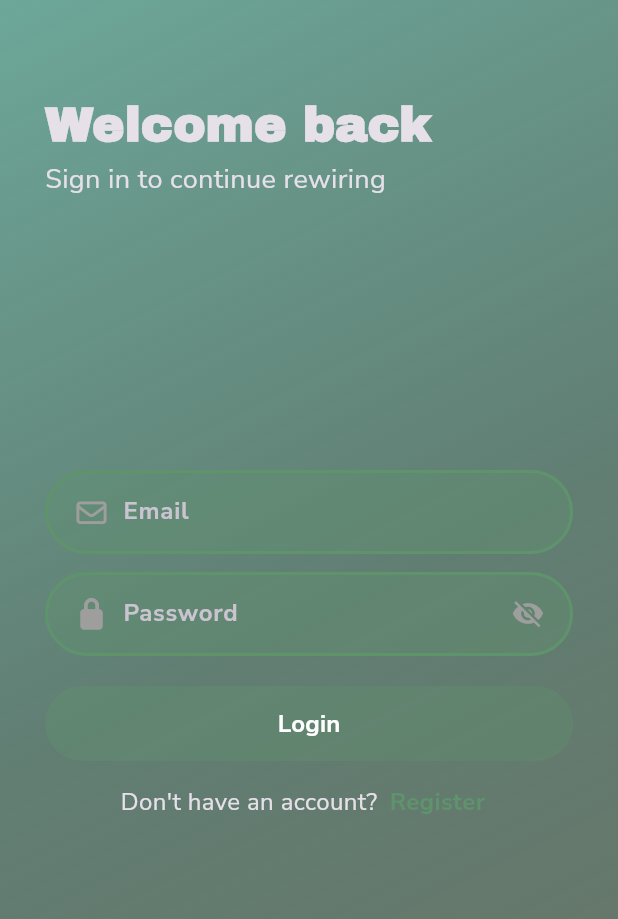
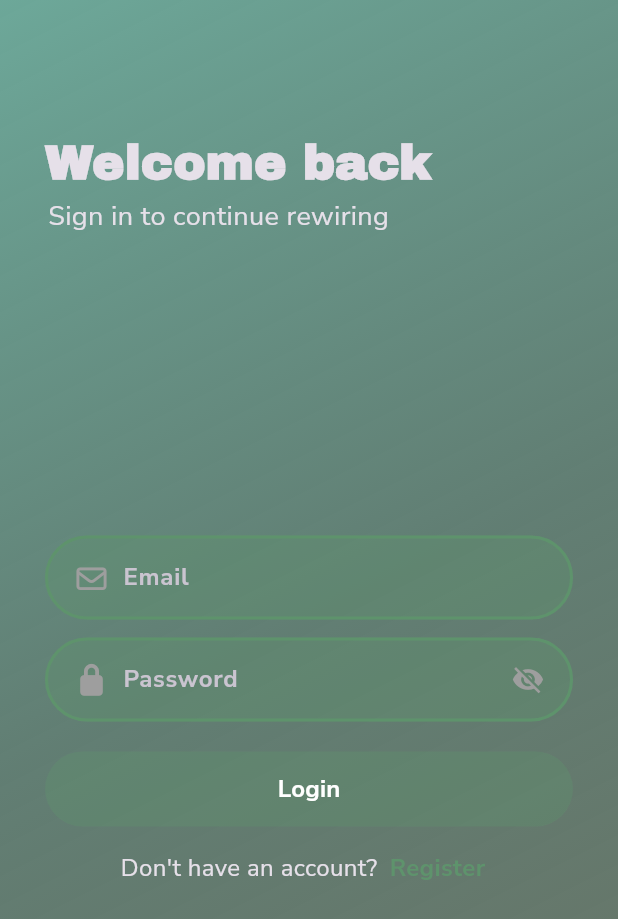
Before and after one commit to NOUR-MOWAFEY/rewire, a Flutter app: the screen it shows after launch, on a phone screen of 412 x 824 dp. Shown: the top 919 px of the screen. Run offline on Flutter 3.47's test engine with Material 3 defaults, Android fonts, the light colour scheme and no system bars; our stand-ins replace accordion, cached_network_image, cloud_firestore, firebase_auth, firebase_core, flutter_bloc and 12 more; missing offline and left inert: mobile_scanner; accounts and stored records are empty; project files that could hold a hidden picture were left out.

Commit message:
refactor login view & make toastification background blurry

```diff
--- a/lib/core/services/firebase_auth_service.dart
+++ b/lib/core/services/firebase_auth_service.dart
@@ -3,35 +3,29 @@ import 'package:firebase_auth/firebase_auth.dart';
 class FirebaseAuthService {
   final FirebaseAuth _auth = FirebaseAuth.instance;
 
+  // 🔥 NEW: auth stream
+  Stream<User?> get authStateChanges => _auth.authStateChanges();
+
   // Sign in
   Future<UserCredential> signIn(String email, String password) async {
-    final result = await _auth.signInWithEmailAndPassword(
+    return await _auth.signInWithEmailAndPassword(
       email: email,
       password: password,
     );
-
-    return result;
   }
 
   // Sign up
   Future<UserCredential> signUp(String email, String password) async {
-    final result = await _auth.createUserWithEmailAndPassword(
+    return await _auth.createUserWithEmailAndPassword(
       email: email,
       password: password,
     );
-
-    return result;
   }
 
-  // Check if a user is already authenticated
-  bool isUserAuthenticated() {
-    return _auth.currentUser != null;
-  }
+  // Snapshot (still useful sometimes)
+  bool isUserAuthenticated() => _auth.currentUser != null;
 
-  //  get current user
-  User? getCurrentUser() {
-    return _auth.currentUser;
-  }
+  User? getCurrentUser() => _auth.currentUser;
 
   // Sign out
   Future<void> signOut() async {
--- a/lib/core/utils/firebase_auth_error_handler.dart
+++ b/lib/core/utils/firebase_auth_error_handler.dart
@@ -18,7 +18,7 @@ class FirebaseAuthErrorHandler {
       case 'too-many-requests':
         return 'Too many attempts. Try again later';
       case 'invalid-credential':
-        return 'Incorrect email or password. Please try again.';
+        return 'Incorrect email or password.';
       default:
         return 'Authentication failed. Please try again';
     }
--- a/lib/features/auth/presentation/view_model/auth_cubit/auth_state.dart
+++ b/lib/features/auth/presentation/view_model/auth_cubit/auth_state.dart
@@ -17,6 +17,8 @@ final class AuthAuthenticated extends AuthState {
 
 final class AuthUnAuthenticated extends AuthState {}
 
+final class AuthAccountCreated extends AuthState {}
+
 final class AuthFailure extends AuthState {
   final String? errMessage;
 
--- a/lib/features/auth/presentation/views/login_view.dart
+++ b/lib/features/auth/presentation/views/login_view.dart
@@ -1,42 +1,13 @@
 import 'package:flutter/material.dart';
+
 import '../../../../core/widgets/view_background_container.dart';
 import 'widgets/login_view_body.dart';
 
-class LoginView extends StatefulWidget {
+class LoginView extends StatelessWidget {
   const LoginView({super.key});
 
   @override
-  State<LoginView> createState() => _LoginViewState();
-}
-
-class _LoginViewState extends State<LoginView> {
-  late TextEditingController emailController;
-  late TextEditingController passwordController;
-  late GlobalKey<FormState> loginKey;
-
-  @override
-  void initState() {
-    super.initState();
-    emailController = TextEditingController();
-    passwordController = TextEditingController();
-    loginKey = GlobalKey<FormState>();
-  }
-
-  @override
-  void dispose() {
-    super.dispose();
-    emailController.dispose();
-    passwordController.dispose();
-  }
-
-  @override
   Widget build(BuildContext context) {
-    return ViewBackGroundContainer(
-      viewBody: LoginViewBody(
-        emailController: emailController,
-        passwordController: passwordController,
-        loginKey: loginKey,
-      ),
-    );
+    return const ViewBackGroundContainer(viewBody: LoginViewBody());
   }
 }
--- a/lib/features/auth/presentation/views/widgets/greetin_section.dart
+++ b/lib/features/auth/presentation/views/widgets/auth_header.dart
@@ -1,13 +1,10 @@
 import 'package:flutter/material.dart';
 import 'package:google_fonts/google_fonts.dart';
+
 import '../../../../../core/utils/app_styles.dart';
 
-class GreetingSection extends StatelessWidget {
-  const GreetingSection({
-    super.key,
-    required this.title,
-    required this.subtitle,
-  });
+class AuthHeader extends StatelessWidget {
+  const AuthHeader({super.key, required this.title, required this.subtitle});
   final String title;
   final String subtitle;
 
@@ -20,10 +17,13 @@ class GreetingSection extends StatelessWidget {
           title,
           style: GoogleFonts.archivoBlack(
             fontSize: 32,
-            fontWeight: FontWeight.w600,
+            fontWeight: FontWeight.bold,
           ),
         ),
-        Text(subtitle, style: AppStyles.textStyle18),
+        Padding(
+          padding: const EdgeInsets.only(left: 2),
+          child: Text(subtitle, style: AppStyles.textStyle18),
+        ),
       ],
     );
   }
--- a/lib/features/auth/presentation/views/widgets/login_data_section.dart
+++ b/lib/features/auth/presentation/views/widgets/login_data_fields.dart
@@ -3,8 +3,8 @@ import 'package:font_awesome_flutter/font_awesome_flutter.dart';
 import '../../../../../core/utils/validator.dart';
 import 'custom_text_form_field.dart';
 
-class LoginDataSection extends StatelessWidget {
-  const LoginDataSection({
+class LoginDataFields extends StatelessWidget {
+  const LoginDataFields({
     super.key,
     required this.emailController,
     required this.passwordController,
@@ -23,7 +23,9 @@ class LoginDataSection extends StatelessWidget {
           inputType: InputType.email,
           controller: emailController,
         ),
+
         const SizedBox(height: 12),
+
         CustomTextFormField(
           title: 'Password',
           isPassword: true,
--- /dev/null
+++ b/lib/features/auth/presentation/views/widgets/login_form.dart
@@ -0,0 +1,92 @@
+import 'package:flutter/material.dart';
+import 'package:flutter_bloc/flutter_bloc.dart';
+import 'package:go_router/go_router.dart';
+import 'package:rewire/core/utils/show_toastification.dart';
+import 'package:rewire/core/widgets/custom_circular_loading.dart';
+
+import '../../../../../core/utils/app_router.dart';
+import '../../../../../core/widgets/custom_button.dart';
+import '../../view_model/auth_cubit/auth_cubit.dart';
+import 'login_data_fields.dart';
+
+class LoginForm extends StatefulWidget {
+  const LoginForm({super.key});
+
+  @override
+  State<LoginForm> createState() => _LoginFormState();
+}
+
+class _LoginFormState extends State<LoginForm> {
+  late TextEditingController emailController;
+  late TextEditingController passwordController;
+  late GlobalKey<FormState> loginKey;
+
+  @override
+  void initState() {
+    emailController = TextEditingController();
+    passwordController = TextEditingController();
+    loginKey = GlobalKey<FormState>();
+
+    super.initState();
+  }
+
+  @override
+  void dispose() {
+    emailController.dispose();
+    passwordController.dispose();
+
+    super.dispose();
+  }
+
+  @override
+  Widget build(BuildContext context) {
+    return Form(
+      key: loginKey,
+
+      child: Column(
+        children: [
+          // text fields
+          LoginDataFields(
+            emailController: emailController,
+            passwordController: passwordController,
+          ),
+
+          // login button
+          BlocConsumer<AuthCubit, AuthState>(
+            listener: (context, state) {
+              if (state is AuthAuthenticated) {
+                context.go(AppRouter.mainNavigationView);
+              } else if (state is AuthFailure) {
+                ShowToastification.failure(
+                  context,
+                  state.errMessage ?? 'Somthing went Wrong, Try again',
+                );
+              }
+            },
+
+            builder: (context, state) {
+              if (state is AuthLoading || state is AuthAuthenticated) {
+                return const CustomButton(
+                  color: Colors.grey,
+                  child: CustomCircularLoading(size: 22),
+                );
+              }
+
+              return CustomButton(
+                title: 'Login',
+                onPressed: () async {
+                  if (!loginKey.currentState!.validate()) {
+                    return;
+                  }
+                  await BlocProvider.of<AuthCubit>(
+                    context,
+                  ).login(emailController.text, passwordController.text);
+                },
+              );
+            },
+          ),
+        ],
+      ),
+    );
+  }
+}
--- a/lib/features/auth/presentation/views/widgets/login_view_body.dart
+++ b/lib/features/auth/presentation/views/widgets/login_view_body.dart
@@ -1,92 +1,43 @@
 import 'package:flutter/material.dart';
-import 'package:flutter_bloc/flutter_bloc.dart';
 import 'package:go_router/go_router.dart';
+import 'package:rewire/features/auth/presentation/views/widgets/login_form.dart';
 
 import '../../../../../core/utils/app_router.dart';
 import '../../../../../core/utils/constants.dart';
-import '../../../../../core/utils/show_toastification.dart';
-import '../../../../../core/widgets/custom_button.dart';
-import '../../../../../core/widgets/custom_circular_loading.dart';
-import '../../view_model/auth_cubit/auth_cubit.dart';
 import 'auth_footer.dart';
-import 'greetin_section.dart';
-import 'login_data_section.dart';
+import 'auth_header.dart';
 
 class LoginViewBody extends StatelessWidget {
-  const LoginViewBody({
-    super.key,
-    required this.emailController,
-    required this.passwordController,
-    required this.loginKey,
-  });
-  final TextEditingController emailController;
-  final TextEditingController passwordController;
-  final GlobalKey<FormState> loginKey;
+  const LoginViewBody({super.key});
 
   @override
   Widget build(BuildContext context) {
-    return BlocConsumer<AuthCubit, AuthState>(
-      listener: (context, state) {
-        if (state is AuthAuthenticated) {
-          context.go(AppRouter.mainNavigationView);
-        } else if (state is AuthFailure) {
-          ShowToastification.failure(
-            context,
-            state.errMessage ?? 'Somthing went Wrong, Try again',
-          );
-        }
-      },
-      builder: (context, state) {
-        if (state is AuthLoading || state is AuthAuthenticated) {
-          return const CustomCircularLoading();
-        }
     return Padding(
       padding: viewPadding(context),
-          child: Form(
-            key: loginKey,
       child: ListView(
         children: [
-                const SizedBox(height: 60),
-                const GreetingSection(
+          const SizedBox(height: 85),
+
+          const AuthHeader(
             title: 'Welcome back',
             subtitle: 'Sign in to continue rewiring',
           ),
-                SizedBox(height: MediaQuery.of(context).size.height * .22),
 
-                LoginDataSection(
-                  emailController: emailController,
-                  passwordController: passwordController,
-                ),
+          const SizedBox(height: 200),
 
-                CustomButton(
-                  title: 'Login',
-                  onPressed: () async {
-                    if (!loginKey.currentState!.validate()) {
-                      return;
-                    }
-                    await BlocProvider.of<AuthCubit>(
-                      context,
-                    ).login(emailController.text, passwordController.text);
-                  },
-                ),
+          const LoginForm(),
+
           const SizedBox(height: 12),
 
           AuthFooter(
             text: 'Don\'t have an account?',
             buttonTitle: 'Register',
             onTap: () {
-                    context.push(AppRouter.registerView).then((value) {
-                      emailController.clear();
-                      passwordController.clear();
-                      loginKey.currentState?.reset();
-                    });
+              context.push(AppRouter.registerView);
             },
           ),
         ],
       ),
-          ),
-        );
-      },
     );
   }
 }
```
Also changed, not shown: lib/core/utils/show_toastification.dart (+9 -3 lines), lib/features/auth/presentation/view_model/auth_cubit/auth_cubit.dart (+17 -9 lines), lib/features/auth/presentation/views/widgets/register_view_body.dart (+5 -5 lines). Lines whose indentation alone changed are shown as unchanged.
